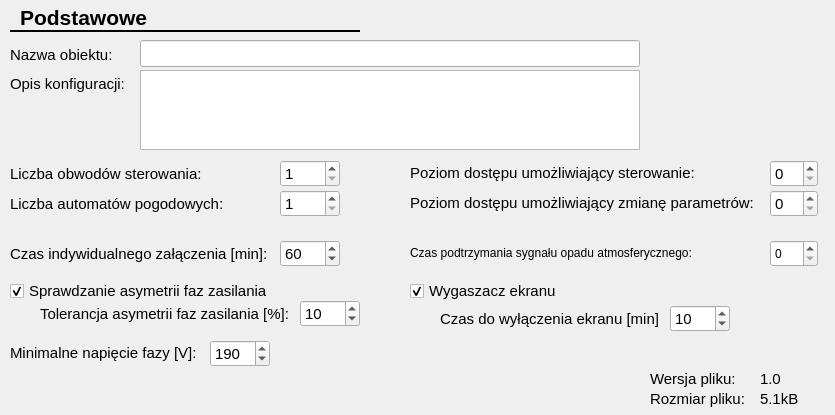
This is CfgForms/cgeneralcfgform.ui in kaczmar55/koneor_v2 as Qt 5 draws it before an edit. The edited form follows.
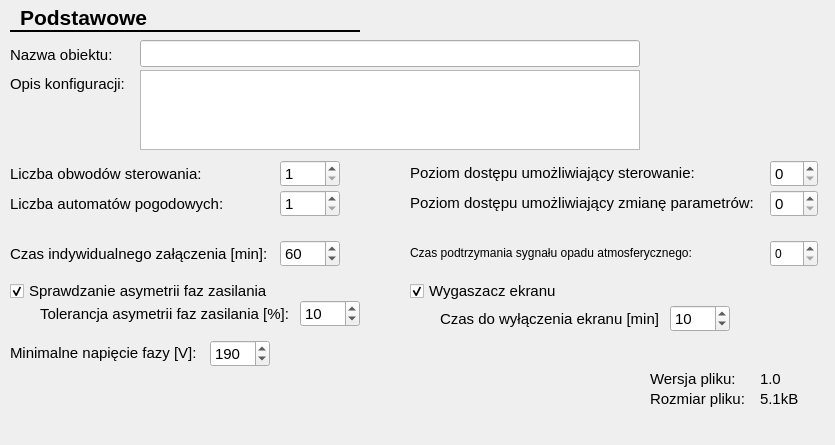
This is the edited form.

Patch:
```diff
--- a/CfgForms/cgeneralcfgform.ui
+++ b/CfgForms/cgeneralcfgform.ui
@@ -7,7 +7,7 @@
     <x>0</x>
     <y>0</y>
     <width>835</width>
-    <height>415</height>
+    <height>445</height>
    </rect>
   </property>
   <property name="windowTitle">
```
Left out of the diff: 37 changed lines with no effect on the pictures.
